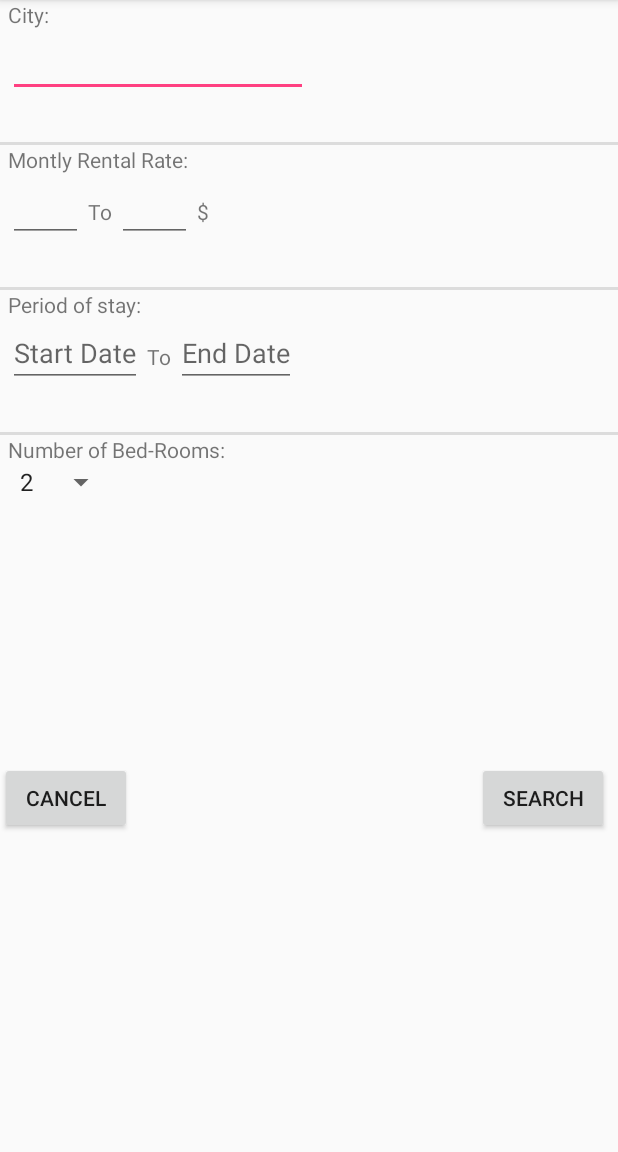
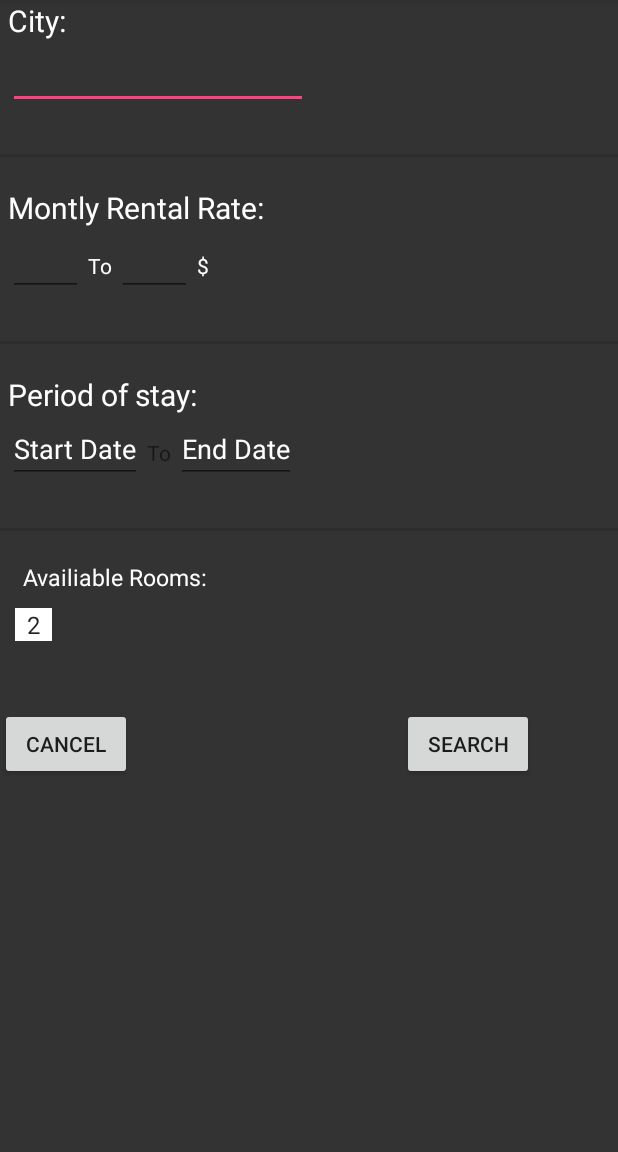
Before and after one commit to gaurikolhe/HuntHouse, an Android app: the screen it shows after launch once a user with an empty profile is signed in (TenantApartment), after a tap on "APARTMENT", on a phone screen of 412 x 824 dp, the part 84-1236 px from its top. Run offline under Robolectric (Android 15) with nearby library versions, the phone set to English and light mode, and no system bars; our stand-ins replace Firebase (no records; nobody signed in at launch, a user with empty details on screens opened directly), Picasso; pictures from the network do not load; 1 statement that could not run was skipped.

Commit message:
UI Changes

```diff
--- a/app/build.gradle
+++ b/app/build.gradle
@@ -1,11 +1,11 @@
 apply plugin: 'com.android.application'
 
 android {
-    compileSdkVersion 26
+    compileSdkVersion 25
     buildToolsVersion "26.0.2"
     defaultConfig {
         applicationId "com.project.hunthouse"
-        minSdkVersion 25
+        minSdkVersion 24
         targetSdkVersion 25
         versionCode 1
         versionName "1.0"
--- a/app/src/main/res/layout/activity_tenant_apartment.xml
+++ b/app/src/main/res/layout/activity_tenant_apartment.xml
@@ -4,7 +4,8 @@
     xmlns:app="http://schemas.android.com/apk/res-auto"
     xmlns:tools="http://schemas.android.com/tools"
     android:layout_width="match_parent"
-    android:layout_height="match_parent">
+    android:layout_height="match_parent"
+    android:background="#333333">
 
     <!--taTxt0 => Tenant Apartment TextView0  -->
     <TextView
@@ -12,7 +13,9 @@
         android:layout_width="wrap_content"
         android:layout_height="wrap_content"
         android:layout_marginLeft="5dp"
-        android:text="City:"/>
+        android:text="City:"
+        android:textSize="20dp"
+        android:textColor="#fff"/>
 
     <EditText
         android:id="@+id/taLocationSpinner"
@@ -20,6 +23,7 @@
         android:layout_height="wrap_content"
         android:layout_below="@+id/taTxt0"
         android:layout_marginLeft="5dp"
+        android:textColor="#FFF"
         android:maxLength="30">
 
     </EditText> <!-- android:prompt="@string/location_prompt"
@@ -38,6 +42,9 @@
         android:layout_height="wrap_content"
         android:layout_below="@+id/line0"
         android:text="Montly Rental Rate:"
+        android:textSize="20dp"
+        android:textColor="#fff"
+        android:layout_marginTop="20dp"
         android:layout_marginLeft="5dp"/>
 
     <EditText
@@ -45,6 +52,7 @@
         android:layout_width="50dp"
         android:layout_height="wrap_content"
         android:layout_below="@+id/taTxt1"
+        android:textColor="#fff"
         android:layout_marginLeft="5dp"/>
 
     <TextView
@@ -54,10 +62,12 @@
         android:layout_toRightOf="@+id/rentStartET"
         android:layout_below="@+id/taTxt1"
         android:layout_marginTop="15dp"
-        android:text=" To "/>
+        android:text=" To "
+        android:textColor="#fff"/>
 
     <EditText
         android:id="@+id/rentEndEt"
+        android:textColor="#fff"
         android:layout_width="50dp"
         android:layout_height="wrap_content"
         android:layout_toRightOf="@+id/taTxt2"
@@ -70,7 +80,8 @@
         android:layout_toRightOf="@+id/rentEndEt"
         android:layout_below="@+id/taTxt1"
         android:layout_marginTop="15dp"
-        android:text=" $ "/>
+        android:text=" $ "
+        android:textColor="#fff"/>
 
     <!-- Below code segment will draw horizontal line on the screen -->
     <TextView
@@ -85,7 +96,10 @@
         android:layout_width="wrap_content"
         android:layout_height="wrap_content"
         android:text="Period of stay:"
+        android:textColor="#fff"
+        android:textSize="20dp"
         android:layout_marginLeft="5dp"
+        android:layout_marginTop="20dp"
         android:layout_below="@+id/line1"/>
 
     <EditText
@@ -93,8 +107,9 @@
         android:layout_width="wrap_content"
         android:layout_height="wrap_content"
         android:clickable="true"
-        android:editable="false"
         android:hint="Start Date"
+        android:textColor="#fff"
+        android:textColorHint="#fff"
         android:focusable="false"
         android:layout_below="@+id/taTxt3"
         android:layout_marginLeft="5dp"/>
@@ -113,7 +128,8 @@
         android:layout_width="wrap_content"
         android:layout_height="wrap_content"
         android:clickable="true"
-        android:editable="false"
+        android:textColor="#fff"
+        android:textColorHint="#fff"
         android:hint="End Date"
         android:focusable="false"
         android:layout_below="@+id/taTxt3"
@@ -130,8 +146,11 @@
         android:id="@+id/taTxt5"
         android:layout_width="wrap_content"
         android:layout_height="wrap_content"
-        android:text="Number of Bed-Rooms:"
-        android:layout_marginLeft="5dp"
+        android:text="Availiable Rooms:"
+        android:textColor="#fff"
+        android:textSize="15dp"
+        android:layout_marginLeft="15dp"
+        android:layout_marginTop="20dp"
         android:layout_below="@+id/line2"/>
 
     <Spinner
@@ -139,8 +158,11 @@
         android:layout_width="wrap_content"
         android:layout_height="wrap_content"
         android:layout_below="@+id/taTxt5"
-        android:layout_marginLeft="5dp"
+        android:layout_marginLeft="10dp"
+        android:background="#fff"
+        android:layout_marginTop="10dp"
         android:prompt="@string/bedroom_prompt"
+        android:textColor="#fff"
         android:entries="@array/bedroom_array"></Spinner>
 
     <Button
@@ -149,7 +171,7 @@
         android:layout_height="wrap_content"
         android:layout_below="@+id/startDateET"
         android:layout_alignParentLeft="true"
-        android:layout_marginTop="250dp"
+        android:layout_marginTop="150dp"
         android:text="Cancel"/>
 
     <Button
@@ -159,7 +181,7 @@
         android:layout_below="@+id/startDateET"
         android:layout_toRightOf="@+id/cancelBtn"
         android:text="Search"
-        android:layout_marginLeft="230dp"
-        android:layout_marginTop="250dp"
+        android:layout_marginLeft="180dp"
+        android:layout_marginTop="150dp"
         />
     </RelativeLayout>
--- a/app/src/main/res/menu/activity_main_drawer.xml
+++ b/app/src/main/res/menu/activity_main_drawer.xml
@@ -4,11 +4,6 @@
     tools:showIn="navigation_view">
 
     <group android:checkableBehavior="single">
-        <item
-            android:id="@+id/add_event"
-            android:icon="@drawable/add_black"
-            android:title="Add New House" />
-
         <item
             android:id="@+id/map"
             android:icon="@drawable/map_icon"
```
Also changed, not shown: app/src/main/java/com/project/hunthouse/View/MainActivity.java (+1 -7 lines), app/src/main/res/layout/activity_add_event.xml (+16 -6 lines), app/src/main/res/layout/activity_main.xml (+11 -12 lines), app/src/main/res/layout/activity_tenant_single_room.xml (+30 -12 lines), app/src/main/res/values/strings.xml (+5 -5 lines).
